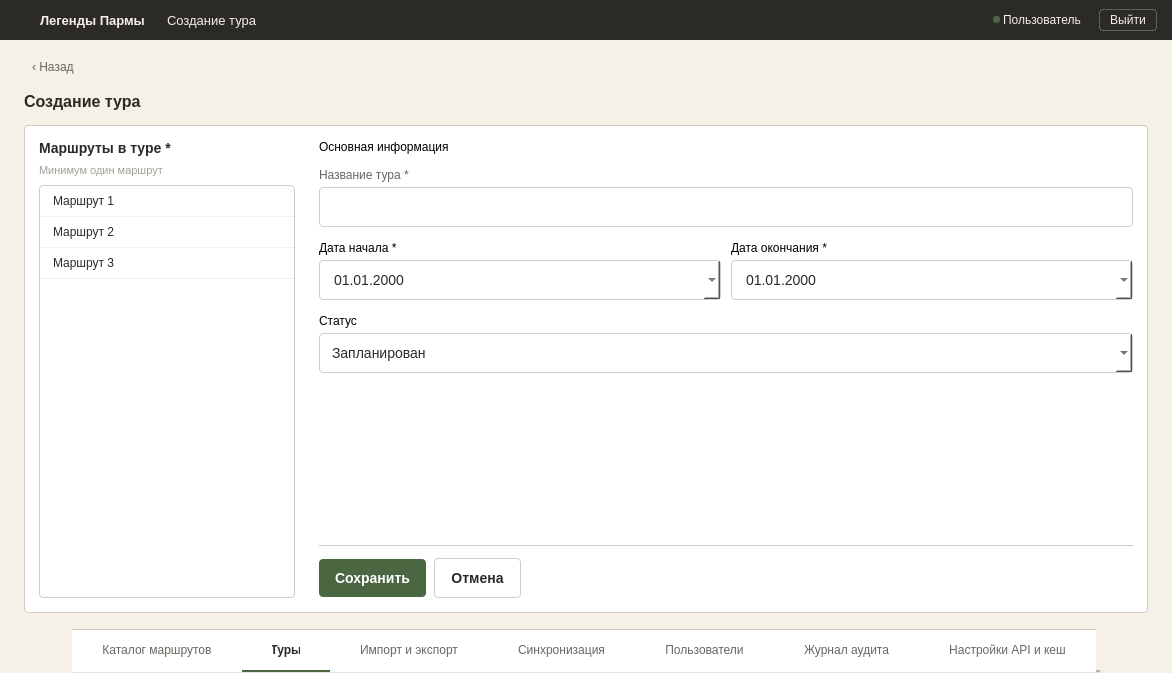
First picture: the form in ui/create_tour_window.ui, repository nikolas-po/legends_parma, before the edit.
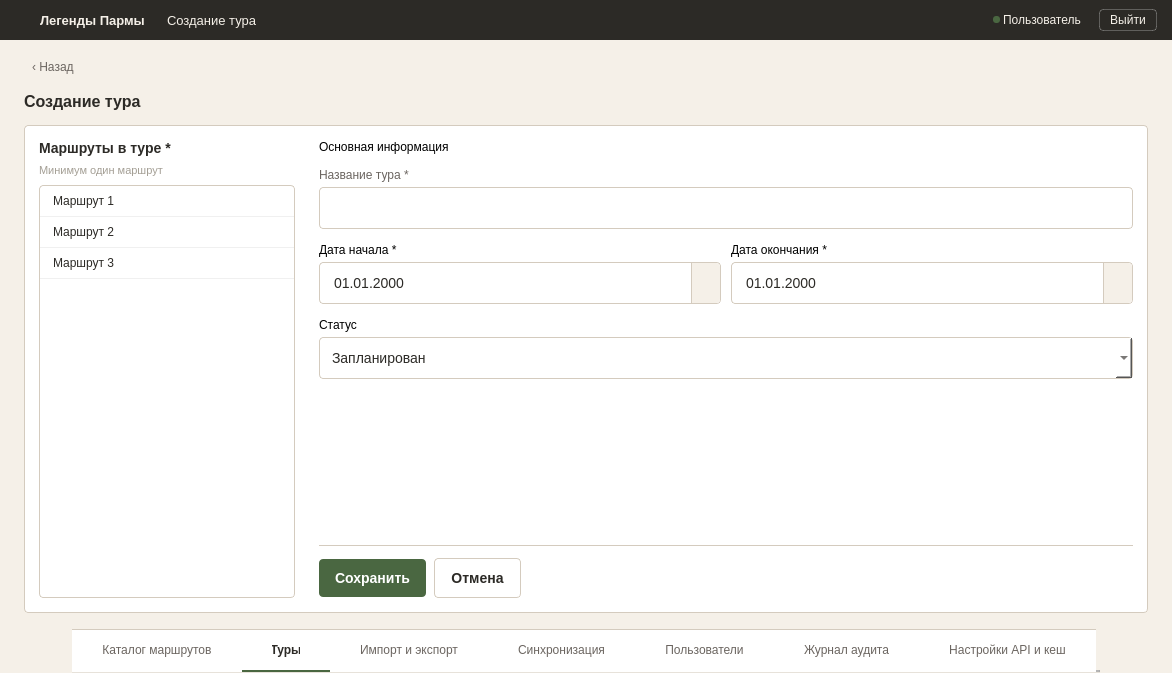
Second picture: the form after the edit. Icons and pictures are not drawn.

Diff of the .ui file:
```diff
--- a/ui/create_tour_window.ui
+++ b/ui/create_tour_window.ui
@@ -14,163 +14,62 @@
    <string>CreateTourWindow</string>
   </property>
   <property name="styleSheet">
-   <string notr="true">#centralwidget {
-    background-color: #F5F0E8;
-}
+   <string notr="true">#centralwidget { background-color: #F5F0E8; }
+#headerFrame { background-color: #2C2A26; border: none; }
+#headerFrame QLabel { color: #F5F0E8; }
+#logout_btn { background-color: transparent; color: #F5F0E8; border: 1px solid rgba(255, 255, 255, 0.25); padding: 3px 10px; font-size: 12px; border-radius: 4px; }
+#logout_btn:hover { background-color: rgba(255, 255, 255, 0.08); border: 1px solid rgba(255, 255, 255, 0.4); }
+#logout_btn:pressed { background-color: rgba(255, 255, 255, 0.12); border: 1px solid rgba(255, 255, 255, 0.5); }
+#logout_btn:focus { border: 1px dashed #F5F0E8; }
 
-#headerFrame { 
-    background-color: #2C2A26; 
-    border: none; 
-}
-#headerFrame QLabel { 
-    color: #F5F0E8; 
-}
-#logout_btn {
-    background-color: transparent;
-    color: #F5F0E8;
-    border: 1px solid rgba(255, 255, 255, 0.25);
-    padding: 3px 10px;
-    font-size: 12px;
-    border-radius: 4px;
-}
-#logout_btn:hover {
-    background-color: rgba(255, 255, 255, 0.08);
-    border: 1px solid rgba(255, 255, 255, 0.4);
-}
-#logout_btn:pressed {
-    background-color: rgba(255, 255, 255, 0.12);
-    border: 1px solid rgba(255, 255, 255, 0.5);
-}
+#formContainer { background-color: #F5F0E8; }
+#btn_back { font-size: 12px; color: #6B6560; background: transparent; border: none; text-align: left; padding: 4px 8px; border-radius: 4px; }
+#btn_back:hover { background: #EDE6D9; }
+#btn_back:focus { border: 1px dashed #4A6741; }
+#lbl_form_title { font-size: 16px; font-weight: 600; color: #2C2A26; }
 
-#formContainer {
-    background-color: #F5F0E8;
-}
-#btn_back {
-    font-size: 12px;
-    color: #6B6560;
-    background: transparent;
-    border: none;
-    text-align: left;
-    padding: 4px 8px;
-    border-radius: 4px;
-}
-#btn_back:hover {
-    background: #EDE6D9;
-}
-#lbl_form_title {
-    font-size: 16px;
-    font-weight: 600;
-    color: #2C2A26;
-}
-
-#formCard {
-    background-color: #FFFFFF;
-    border: 1px solid #D4CBBE;
-    border-radius: 4px;
-}
-#sectionTitle {
-    font-size: 14px;
-    font-weight: 600;
-    color: #2C2A26;
-}
-#hintLabel {
-    font-size: 11px;
-    color: #A39E94;
-}
-#fieldLabel {
-    font-size: 12px;
-    color: #6B6560;
-}
+#formCard { background-color: #FFFFFF; border: 1px solid #D4CBBE; border-radius: 4px; }
+#sectionTitle { font-size: 14px; font-weight: 600; color: #2C2A26; }
+#hintLabel { font-size: 11px; color: #A39E94; }
+#fieldLabel { font-size: 12px; color: #6B6560; }
 
 QLineEdit, QDateEdit, QComboBox {
-    padding: 10px 12px;
-    font-size: 14px;
-    border-radius: 4px;
-    border: 1px solid #D4CBBE;
-    background-color: #FFFFFF;
-    color: #2C2A26;
+    padding: 10px 12px; font-size: 14px; border-radius: 4px; border: 1px solid #D4CBBE; background-color: #FFFFFF; color: #2C2A26; min-height: 20px;
 }
-QLineEdit:hover, QDateEdit:hover, QComboBox:hover {
-    border: 1px solid #B8AE9E;
+QDateEdit::drop-down {
+    subcontrol-origin: padding; subcontrol-position: top right; width: 28px; border-left: 1px solid #D4CBBE; background-color: #F5F0E8; border-top-right-radius: 4px; border-bottom-right-radius: 4px;
 }
-QLineEdit:focus, QDateEdit:focus, QComboBox:focus {
-    border: 1px solid #4A6741;
-}
-QComboBox QAbstractItemView {
-    background-color: #FFFFFF;
-    border: 1px solid #D4CBBE;
-    selection-background-color: #E8EDE4;
-    selection-color: #2C2A26;
-}
-QComboBox QAbstractItemView::item:hover {
-    background-color: #EDE6D9;
-}
+QLineEdit:hover, QDateEdit:hover, QComboBox:hover { border: 1px solid #B8AE9E; }
+QLineEdit:focus, QDateEdit:focus, QComboBox:focus { border: 1px solid #4A6741; }
+QLineEdit[error="true"], QDateEdit[error="true"], QComboBox[error="true"] { border: 1px solid #B54A3A; }
+QLineEdit:disabled, QDateEdit:disabled, QComboBox:disabled { border: 1px dashed #D4CBBE; color: #A39E94; background-color: #F5F0E8; }
 
-QListWidget {
-    background-color: #FFFFFF;
-    border: 1px solid #D4CBBE;
-    border-radius: 4px;
-    outline: none;
-}
-QListWidget::item {
-    padding: 8px 10px;
-    font-size: 12px;
-    color: #2C2A26;
-    border-bottom: 1px solid #F0F0F0;
-}
-QListWidget::item:hover {
-    background-color: #EDE6D9;
-}
-QListWidget::item:selected {
-    background-color: #E8EDE4;
-    color: #2C2A26;
-}
+QComboBox QAbstractItemView { background-color: #FFFFFF; border: 1px solid #D4CBBE; selection-background-color: #E8EDE4; selection-color: #2C2A26; }
+QComboBox QAbstractItemView::item:hover { background-color: #EDE6D9; }
 
-#actionBar {
-    border-top: 1px solid #D4CBBE;
-}
+QListWidget { background-color: #FFFFFF; border: 1px solid #D4CBBE; border-radius: 4px; outline: none; }
+QListWidget::item { padding: 8px 10px; font-size: 12px; color: #2C2A26; border-bottom: 1px solid #F0F0F0; }
+QListWidget::item:hover { background-color: #EDE6D9; }
+QListWidget::item:selected { background-color: #E8EDE4; color: #2C2A26; }
+QListWidget[error="true"] { border: 1px solid #B54A3A; }
+QListWidget:disabled { border: 1px dashed #D4CBBE; color: #A39E94; background-color: #F5F0E8; }
 
-#btn_save {
-    background-color: #4A6741;
-    color: #FFFFFF;
-    border: none;
-    padding: 11px 16px;
-    font-size: 14px;
-    font-weight: 600;
-    border-radius: 4px;
-}
+#actionBar { border-top: 1px solid #D4CBBE; }
+
+#btn_save { background-color: #4A6741; color: #FFFFFF; border: none; padding: 11px 16px; font-size: 14px; font-weight: 600; border-radius: 4px; }
 #btn_save:hover { background-color: #3D5636; }
 #btn_save:pressed { background-color: #334A2E; }
 #btn_save:disabled { background-color: #A8B5A0; }
 
-#btn_cancel {
-    background-color: #FFFFFF;
-    color: #2C2A26;
-    border: 1px solid #D4CBBE;
-    padding: 11px 16px;
-    font-size: 14px;
-    font-weight: 600;
-    border-radius: 4px;
-}
-#btn_cancel:hover {
-    background-color: #F5F0E8;
-    border: 1px solid #4A6741;
-}
+#btn_cancel { background-color: #FFFFFF; color: #2C2A26; border: 1px solid #D4CBBE; padding: 11px 16px; font-size: 14px; font-weight: 600; border-radius: 4px; }
+#btn_cancel:hover { background-color: #F5F0E8; border: 1px solid #4A6741; }
+#btn_cancel:pressed { background-color: #EDE6D9; }
+#btn_cancel:disabled { background-color: #FFFFFF; color: #A39E94; border: 1px solid #E5DFD4; }
+#btn_cancel:focus { border: 1px dashed #4A6741; }
 
 QTabWidget::panel { border: none; background-color: #FFFFFF; }
 QTabBar { background-color: #FFFFFF; border: none; }
-QTabBar::tab { 
-    height: 40px; 
-    background-color: #FFFFFF; 
-    color: #6B6560; 
-    font-size: 12px; 
-    font-weight: normal; 
-    padding: 0px 30px; 
-    border: none; 
-    border-bottom: 2px solid transparent; 
-    border-top: 1px solid #D4CBBE;
-    text-align: center; 
-}
+QTabBar::tab { height: 40px; background-color: #FFFFFF; color: #6B6560; font-size: 12px; font-weight: normal; padding: 0px 30px; border: none; border-bottom: 2px solid transparent; border-top: 1px solid #D4CBBE; text-align: center; }
 QTabBar::tab:hover { color: #2C2A26; }
 QTabBar::tab:selected { color: #2C2A26; font-weight: 600; border-bottom: 2px solid #4A6741; }</string>
   </property>
@@ -568,26 +467,10 @@
                </item>
                <item>
                 <widget class="QComboBox" name="comboStatus">
-                 <item>
-                  <property name="text">
-                   <string>Запланирован</string>
-                  </property>
-                 </item>
-                 <item>
-                  <property name="text">
-                   <string>В процессе</string>
-                  </property>
-                 </item>
-                 <item>
-                  <property name="text">
-                   <string>Завершён</string>
-                  </property>
-                 </item>
-                 <item>
-                  <property name="text">
-                   <string>Отменён</string>
-                  </property>
-                 </item>
+                 <item><property name="text"><string>Запланирован</string></property></item>
+                 <item><property name="text"><string>В процессе</string></property></item>
+                 <item><property name="text"><string>Завершён</string></property></item>
+                 <item><property name="text"><string>Отменён</string></property></item>
                 </widget>
                </item>
               </layout>
```
Left out of the diff: 511 changed lines with no effect on the pictures.
